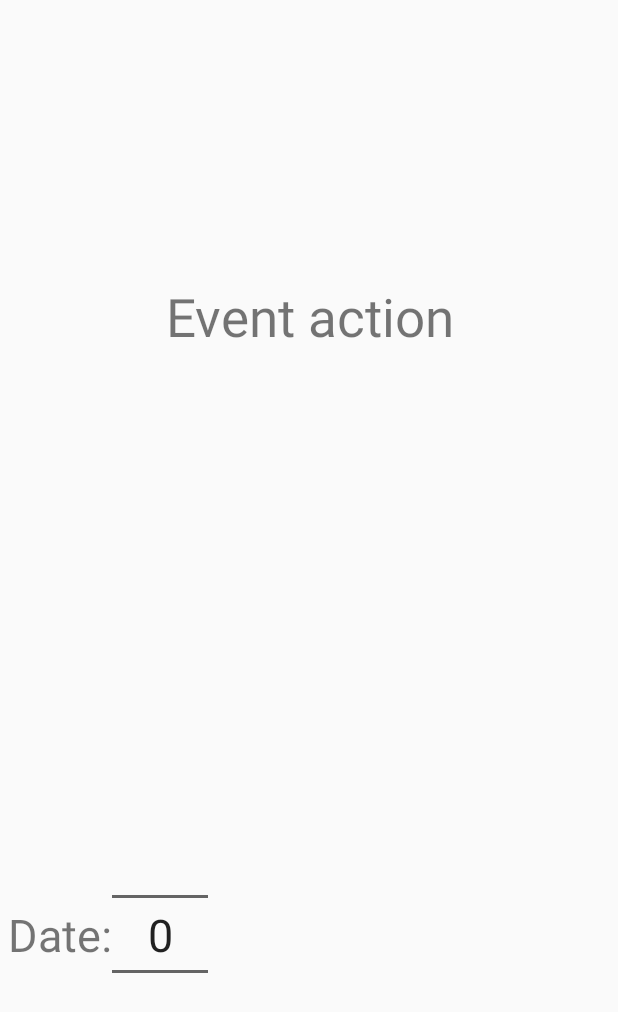
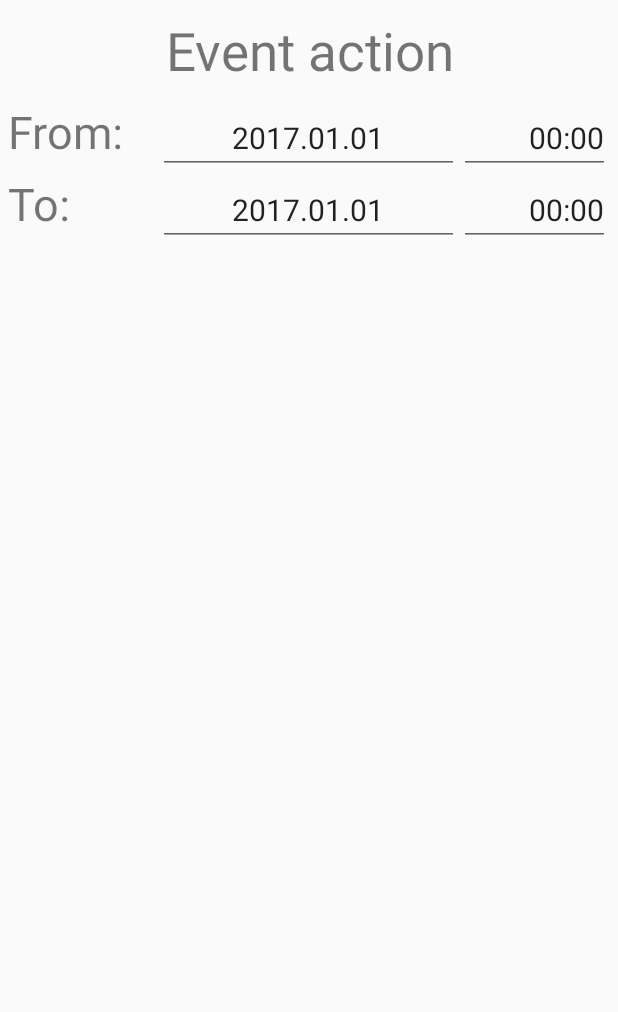
Before and after one commit to adakiss/android, an Android app: the layout activity_event.xml on its own in the app's theme, with its tools: preview values and no code run, on a phone screen of 412 x 824 dp. Shown: the top 1012 px of the screen. Run offline under Robolectric (Android 15) with nearby library versions, the phone set to English and light mode, and no system bars.

Commit message:
Hopefully hooked up input dates and times.

```diff
--- a/Timetale/app/src/main/AndroidManifest.xml
+++ b/Timetale/app/src/main/AndroidManifest.xml
@@ -17,6 +17,7 @@
             </intent-filter>
         </activity>
         <activity android:name=".weekday.WeekDayPagerActivity"></activity>
+        <activity android:name=".EventActivity"></activity>
     </application>
 
 </manifest>
--- a/Timetale/app/src/main/res/layout/activity_event.xml
+++ b/Timetale/app/src/main/res/layout/activity_event.xml
@@ -2,41 +2,91 @@
 <LinearLayout xmlns:android="http://schemas.android.com/apk/res/android"
     android:orientation="vertical" android:layout_width="match_parent"
     android:layout_height="match_parent"
-    android:layout_marginLeft="5dp"
-    android:layout_marginRight="5dp">
-
+    android:layout_marginRight="5dp"
+    android:layout_marginLeft="5dp">
     <TextView
         android:id="@+id/title"
         android:layout_width="match_parent"
-        android:layout_height="0dp"
+        android:layout_height="wrap_content"
         android:text="Event action"
         android:textSize="35dp"
         android:layout_marginBottom="10dp"
         android:layout_marginTop="10dp"
-        android:gravity="center"
-        android:layout_weight="1"/>
-    <RelativeLayout
+        android:gravity="center" />
+    <LinearLayout
         android:layout_width="match_parent"
-        android:layout_height="0dp"
-        android:layout_weight="1">
+        android:layout_height="wrap_content"
+        android:orientation="horizontal"
+        android:weightSum="4">
         <TextView
-            android:id="@+id/dateLabel"
-            android:layout_width="wrap_content"
+            android:id="@+id/fromLabel"
+            android:layout_width="0dp"
+            android:layout_weight="1"
             android:layout_height="wrap_content"
-            android:text="Date:"
+            android:text="From:"
             android:textSize="30dp"
-            android:editable="false"
             android:layout_centerVertical="true"
             />
-        <NumberPicker
-            android:layout_width="wrap_content"
-            android:layout_height="match_parent"
-            android:layout_toRightOf="@+id/dateLabel"
-            android:datePickerMode="spinner"
-            android:theme="@style/NumberPickerText"
-            >
-        </NumberPicker>
 
-    </RelativeLayout>
+        <EditText
+            android:id="@+id/fromDate"
+            android:layout_weight="2"
+            android:layout_width="0dp"
+            android:layout_height="wrap_content"
+            android:text="2017.01.01"
+            android:textSize="20dp"
+            android:gravity="center"
+            android:clickable="true"
+            android:focusable="false"
+            />
+        <EditText
+            android:text="00:00"
+            android:layout_weight="1"
+            android:textSize="20dp"
+            android:id="@+id/fromTime"
+            android:layout_width="0dp"
+            android:layout_height="wrap_content"
+            android:gravity="right"
+            android:clickable="true"
+            android:focusable="false"
+            />
+    </LinearLayout>
+    <LinearLayout
+        android:layout_width="match_parent"
+        android:layout_height="wrap_content"
+        android:orientation="horizontal"
+        android:weightSum="4">
+        <TextView
+            android:id="@+id/toLabel"
+            android:layout_width="0dp"
+            android:layout_weight="1"
+            android:layout_height="wrap_content"
+            android:text="To:"
+            android:textSize="30dp"
+            android:layout_centerVertical="true"
+            />
 
+        <EditText
+            android:id="@+id/toDate"
+            android:layout_weight="2"
+            android:layout_width="0dp"
+            android:layout_height="wrap_content"
+            android:text="2017.01.01"
+            android:textSize="20dp"
+            android:gravity="center"
+            android:clickable="true"
+            android:focusable="false"
+            />
+        <EditText
+            android:text="00:00"
+            android:layout_weight="1"
+            android:textSize="20dp"
+            android:id="@+id/toTime"
+            android:layout_width="0dp"
+            android:layout_height="wrap_content"
+            android:gravity="right"
+            android:clickable="true"
+            android:focusable="false"
+            />
+    </LinearLayout>
 </LinearLayout>
```
Also changed, not shown: Timetale/app/src/main/java/com/dpckou/agoston/timetale/BasicEventDataFragment.java (+16 -2 lines), Timetale/app/src/main/java/com/dpckou/agoston/timetale/CustomListeners/ArgumentedDateListener.java (added, +17 -0 lines), Timetale/app/src/main/java/com/dpckou/agoston/timetale/CustomListeners/ArgumentedTimeListener.java (added, +17 -0 lines), Timetale/app/src/main/java/com/dpckou/agoston/timetale/DateTimeModels/DateTime.java (added, +65 -0 lines), Timetale/app/src/main/java/com/dpckou/agoston/timetale/EventActivity.java (added, +107 -0 lines), Timetale/app/src/main/java/com/dpckou/agoston/timetale/MainActivity.java (+2 -7 lines), Timetale/app/src/main/res/layout/fragment_basiceventdata.xml (+8 -4 lines), 1 other file.
